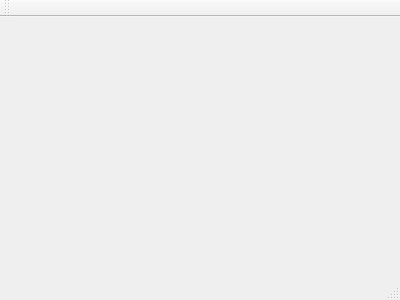
Old version of the form SQL_DB/login.ui in the repository Quang-Phuc/CauPhan_C-.
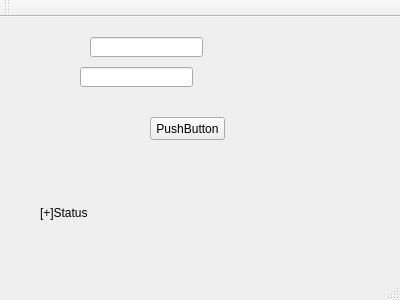
New version of the form.

```diff
--- a/SQL_DB/login.ui
+++ b/SQL_DB/login.ui
@@ -12,13 +12,75 @@
   <property name="windowTitle" >
    <string>Login</string>
   </property>
-  <widget class="QMenuBar" name="menuBar" />
-  <widget class="QToolBar" name="mainToolBar" />
-  <widget class="QWidget" name="centralWidget" />
-  <widget class="QStatusBar" name="statusBar" />
+  <widget class="QWidget" name="centralWidget">
+   <widget class="QLabel" name="label">
+    <property name="geometry">
+     <rect>
+      <x>40</x>
+      <y>180</y>
+      <width>241</width>
+      <height>31</height>
+     </rect>
+    </property>
+    <property name="text">
+     <string>[+]Status</string>
+    </property>
+   </widget>
+   <widget class="QLineEdit" name="taikhoan">
+    <property name="geometry">
+     <rect>
+      <x>90</x>
+      <y>20</y>
+      <width>113</width>
+      <height>20</height>
+     </rect>
+    </property>
+   </widget>
+   <widget class="QLineEdit" name="matkhau">
+    <property name="geometry">
+     <rect>
+      <x>80</x>
+      <y>50</y>
+      <width>113</width>
+      <height>20</height>
+     </rect>
+    </property>
+   </widget>
+   <widget class="QPushButton" name="pushButton">
+    <property name="geometry">
+     <rect>
+      <x>150</x>
+      <y>100</y>
+      <width>75</width>
+      <height>23</height>
+     </rect>
+    </property>
+    <property name="text">
+     <string>PushButton</string>
+    </property>
+   </widget>
+  </widget>
+  <widget class="QMenuBar" name="menuBar">
+   <property name="geometry">
+    <rect>
+     <x>0</x>
+     <y>0</y>
+     <width>400</width>
+     <height>21</height>
+    </rect>
+   </property>
+  </widget>
+  <widget class="QToolBar" name="mainToolBar">
+   <attribute name="toolBarArea">
+    <enum>TopToolBarArea</enum>
+   </attribute>
+   <attribute name="toolBarBreak">
+    <bool>false</bool>
+   </attribute>
+  </widget>
+  <widget class="QStatusBar" name="statusBar"/>
  </widget>
- <layoutDefault spacing="6" margin="11" />
- <pixmapfunction></pixmapfunction>
+ <layoutdefault spacing="6" margin="11"/>
  <resources/>
  <connections/>
 </ui>
```
Left out of the diff: 7 changed lines with no effect on the pictures.
